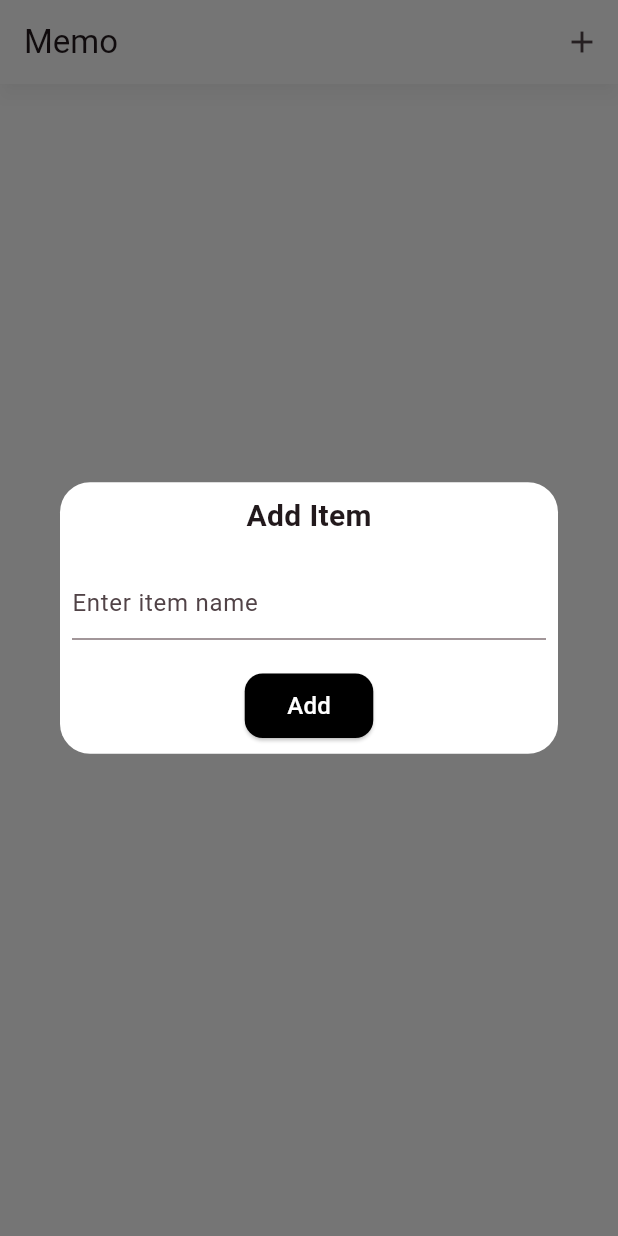
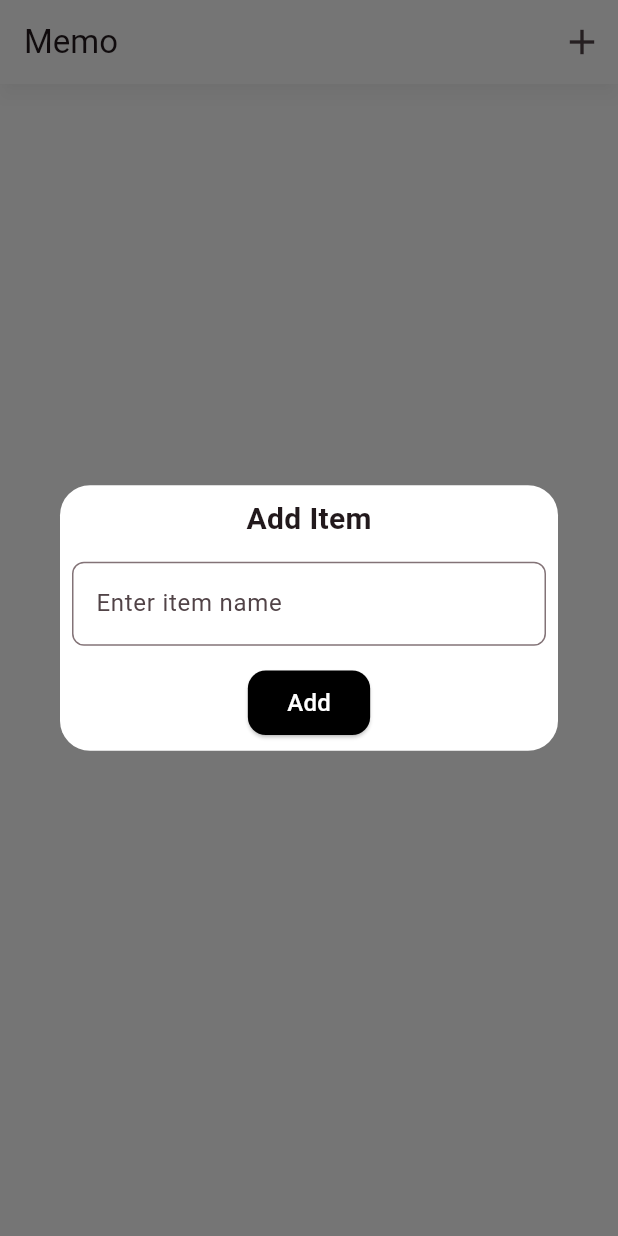
Before and after one commit to nizxcoder/memo-task, a Flutter app: the screen it shows after launch, after a tap on the "add" icon, on a phone screen of 412 x 824 dp. Run offline on Flutter 3.47's test engine with Material 3 defaults, Android fonts, the phone set to English and light mode, and no system bars; our stand-ins replace fluttertoast, get; network calls fail; Roboto replaces fonts that are missing (Poppins).

Commit message:
frontend done and tested

```diff
--- a/flutter_frontend/lib/main.dart
+++ b/flutter_frontend/lib/main.dart
@@ -22,6 +22,7 @@ class MyApp extends StatelessWidget {
             secondary: Colors.black,
             primary: Colors.black),
         useMaterial3: true,
+        fontFamily: 'Poppins',
       ),
       home: const HomePage(),
     );
--- a/flutter_frontend/lib/pages/HomePage.page.dart
+++ b/flutter_frontend/lib/pages/HomePage.page.dart
@@ -20,6 +20,7 @@ class _HomePageState extends State<HomePage> {
   List items = [];
   bool isLoading = true;
   bool buttonLoading = false;
+  String? errorText;
 
   Future<void> fetchItems() async {
     try {
@@ -27,7 +28,7 @@ class _HomePageState extends State<HomePage> {
       if (mounted) {
         if (res.statusCode == 200) {
           appController.items.value = res.response as List;
-        } else if ([401, 403].contains(res.statusCode)) {
+        } else {
           showToast(message: res.response['message']);
         }
       }
@@ -94,15 +95,19 @@ class _HomePageState extends State<HomePage> {
           actions: [
             !buttonLoading
                 ? IconButton(
+                    iconSize: 28,
                     onPressed: () => showAddItemModal(context),
                     icon: const Icon(Icons.add),
                   )
-                : const SizedBox(
+                : const Padding(
+                    padding: EdgeInsets.only(right: 20.0),
+                    child: SizedBox(
                       height: 20,
                       width: 20,
                       child: CircularProgressIndicator(
                         valueColor: AlwaysStoppedAnimation<Color>(Colors.black),
                         strokeWidth: 2,
+                      ),
                     ),
                   ),
           ],
@@ -112,7 +117,34 @@ class _HomePageState extends State<HomePage> {
             Obx(
               () => ListView(
                 children: [
+                  if (appController.items.isEmpty)
+                    SizedBox(
+                      height: MediaQuery.of(context).size.height * 0.75,
+                      child: const Center(
+                        child: Column(
+                          mainAxisAlignment: MainAxisAlignment.center,
+                          children: [
+                            Icon(
+                              Icons.hourglass_empty,
+                              size: 50,
+                              color: Colors.black,
+                            ),
+                            SizedBox(height: 10),
+                            Text(
+                              'No items found',
+                              style: TextStyle(
+                                fontSize: 20,
+                                fontWeight: FontWeight.w600,
+                              ),
+                            ),
+                          ],
+                        ),
+                      ),
+                    ),
                   ...appController.items.map((e) => ItemCard(data: e)),
+                  const SizedBox(
+                    height: 10,
+                  )
                 ],
               ),
             ),
@@ -135,6 +167,8 @@ class _HomePageState extends State<HomePage> {
     showDialog(
       context: context,
       builder: (context) {
+        return StatefulBuilder(
+          builder: (context, setState) {
             return Dialog(
               shape: RoundedRectangleBorder(
                 borderRadius: BorderRadius.circular(20),
@@ -153,33 +187,75 @@ class _HomePageState extends State<HomePage> {
                         fontWeight: FontWeight.bold,
                       ),
                     ),
-                const SizedBox(height: 20),
+                    const SizedBox(height: 14),
                     TextField(
+                      cursorErrorColor: Colors.red,
+                      onChanged: (value) {
+                        setState(() {
+                          errorText =
+                              value.isEmpty ? 'Please enter item name' : null;
+                        });
+                      },
                       controller: itemController,
-                  decoration: const InputDecoration(
+                      decoration: InputDecoration(
                         hintText: 'Enter item name',
+                        errorText: errorText,
+                        border: const OutlineInputBorder(
+                          borderRadius: BorderRadius.all(Radius.circular(8)),
+                          borderSide: BorderSide(color: Colors.black, width: 1),
                         ),
                       ),
-                const SizedBox(height: 20),
-                CustomButton(
-                  text: '    Add    ',
+                    ),
+                    const SizedBox(height: 14),
+                    buttonLoading
+                        ? const Padding(
+                            padding: EdgeInsets.all(12.0),
+                            child: SizedBox(
+                              height: 25,
+                              width: 25,
+                              child: CircularProgressIndicator(
+                                valueColor:
+                                    AlwaysStoppedAnimation<Color>(Colors.black),
+                                strokeWidth: 2,
+                              ),
+                            ),
+                          )
+                        : CustomButton(
+                            text: '   Add   ',
                             backgroundColor: Colors.black,
                             textColor: Colors.white,
                             onPressed: () {
+                              if (itemController.text.isEmpty ||
+                                  itemController.text.length < 3) {
+                                setState(() {
+                                  errorText =
+                                      'Item name must be at least 3 characters';
+                                });
+                              } else {
                                 setState(() {
                                   buttonLoading = true;
                                 });
-                    Future.delayed(const Duration(seconds: 1), () async {
+                                Future.delayed(const Duration(seconds: 1),
+                                    () async {
                                   await addItem(itemController.text);
+                                  // ignore: use_build_context_synchronously
+                                  Navigator.of(context).pop();
                                 });
-                    Navigator.of(context).pop();
+                              }
                             },
-                )
+                          ),
                   ],
                 ),
               ),
             );
           },
         );
+      },
+    ).then((_) {
+      setState(() {
+        errorText = null;
+        itemController.clear();
+      });
+    });
   }
 }
--- a/flutter_frontend/lib/utils/api.dart
+++ b/flutter_frontend/lib/utils/api.dart
@@ -1,14 +1,15 @@
+import 'dart:async';
 import 'dart:convert';
 import 'dart:io';
 import 'package:flutter/foundation.dart';
 import 'package:http/http.dart' as http;
 
-enum Method { get, post, delete }
+class ApiRoute {
+  static const String baseUrl = 'http://192.168.29.111:3000/api/';
 
-class ApiRoute {
-  // static const String baseUrl = 'http://192.168.29.111:3001/api/';
-  // static const String baseUrl = 'http://127.0.0.1:3001/api/';
-  static const String baseUrl = 'http://192.168.155.106:3001/api/';
+  // if you are using emulator or physical device, use the below baseUrl
+  // static const String baseUrl = 'http://your_ip_address:3000/api/';
+
   static const String item = 'items';
 }
 
@@ -22,28 +23,39 @@ class ApiResponse {
 class ApiCall {
   Future<ApiResponse> getReq({required String url}) async {
     if (kDebugMode) {
-      print(url);
+      print('Requesting GET: $url');
     }
     try {
       final response = await http.get(Uri.parse(url), headers: {
         'Content-Type': 'application/json',
       }).timeout(const Duration(seconds: 10));
+
       final resJson = jsonDecode(response.body);
-      if (kDebugMode) {
-        print(resJson);
-      }
       return ApiResponse(statusCode: response.statusCode, response: resJson);
+    } on SocketException {
+      return ApiResponse(statusCode: 503, response: {
+        "message": "No internet connection. Please check your network."
+      });
+    } on TimeoutException {
+      return ApiResponse(
+          statusCode: 408,
+          response: {"message": "Request timed out. Please try again later."});
+    } on HttpException {
+      return ApiResponse(statusCode: 404, response: {
+        "message":
+            "Could not reach the server. Please check your URL or server status."
+      });
     } catch (e) {
       return ApiResponse(
-          statusCode: e is HttpResponse ? e.statusCode : 500,
-          response: e.toString());
+          statusCode: 500,
+          response: {"message": "Something went wrong: ${e.toString()}"});
     }
   }
 
   Future<ApiResponse> postReq(
       {required String url, required Map<String, dynamic> body}) async {
     if (kDebugMode) {
-      print(url);
+      print('Requesting POST: $url');
     }
     try {
       final response = await http
@@ -53,35 +65,57 @@ class ApiCall {
               },
               body: jsonEncode(body))
           .timeout(const Duration(seconds: 10));
+
       final resJson = jsonDecode(response.body);
-      if (kDebugMode) {
-        print(resJson);
-      }
       return ApiResponse(statusCode: response.statusCode, response: resJson);
+    } on SocketException {
+      return ApiResponse(statusCode: 503, response: {
+        "message": "No internet connection. Please check your network."
+      });
+    } on TimeoutException {
+      return ApiResponse(
+          statusCode: 408,
+          response: {"message": "Request timed out. Please try again later."});
+    } on HttpException {
+      return ApiResponse(statusCode: 404, response: {
+        "message":
+            "Could not reach the server. Please check your URL or server status."
+      });
     } catch (e) {
       return ApiResponse(
-          statusCode: e is HttpResponse ? e.statusCode : 500,
-          response: e.toString());
+          statusCode: 500,
+          response: {"message": "Something went wrong: ${e.toString()}"});
     }
   }
 
   Future<ApiResponse> deleteReq({required String url}) async {
     if (kDebugMode) {
-      print(url);
+      print('Requesting DELETE: $url');
     }
     try {
       final response = await http.delete(Uri.parse(url), headers: {
         'Content-Type': 'application/json',
       }).timeout(const Duration(seconds: 10));
+
       final resJson = jsonDecode(response.body);
-      if (kDebugMode) {
-        print(resJson);
-      }
       return ApiResponse(statusCode: response.statusCode, response: resJson);
+    } on SocketException {
+      return ApiResponse(statusCode: 503, response: {
+        "message": "No internet connection. Please check your network."
+      });
+    } on TimeoutException {
+      return ApiResponse(
+          statusCode: 408,
+          response: {"message": "Request timed out. Please try again later."});
+    } on HttpException {
+      return ApiResponse(statusCode: 404, response: {
+        "message":
+            "Could not reach the server. Please check your URL or server status."
+      });
     } catch (e) {
       return ApiResponse(
-          statusCode: e is HttpResponse ? e.statusCode : 500,
-          response: e.toString());
+          statusCode: 500,
+          response: {"message": "Something went wrong: ${e.toString()}"});
     }
   }
 
--- a/flutter_frontend/lib/widgets/button.dart
+++ b/flutter_frontend/lib/widgets/button.dart
@@ -31,7 +31,7 @@ class CustomButton extends StatelessWidget {
         ),
         padding: const EdgeInsets.symmetric(
           vertical: 10,
-          horizontal: 12,
+          horizontal: 14,
         ),
       ),
       label: !isLoading
@@ -43,6 +43,8 @@ class CustomButton extends StatelessWidget {
               ),
             )
           : const Center(
+              child: Padding(
+                padding: EdgeInsets.symmetric(horizontal: 28, vertical: 1),
                 child: SizedBox(
                   height: 22,
                   width: 22,
@@ -52,6 +54,7 @@ class CustomButton extends StatelessWidget {
                   ),
                 ),
               ),
+            ),
       icon: !isLoading && icon != null ? const Icon(Icons.delete) : null,
     );
   }
--- a/flutter_frontend/pubspec.yaml
+++ b/flutter_frontend/pubspec.yaml
@@ -37,6 +37,7 @@ dependencies:
   http: ^1.2.2
   get: ^4.6.6
   fluttertoast: ^8.2.8
+  device_preview: ^1.2.0
 
 dev_dependencies:
   flutter_test:
@@ -48,6 +49,7 @@ dev_dependencies:
   # package. See that file for information about deactivating specific lint
   # rules and activating additional ones.
   flutter_lints: ^3.0.0
+  change_app_package_name: ^1.3.0
 
 # For information on the generic Dart part of this file, see the
 # following page: https://dart.dev/tools/pub/pubspec
```
Also changed, not shown: flutter_frontend/lib/pages/SplashPage.page.dart (deleted, +0 -10 lines), node-backend/data/items.json (+1 -14 lines), flutter_frontend/pubspec.lock, 7 other files. Lines whose indentation alone changed are shown as unchanged.
